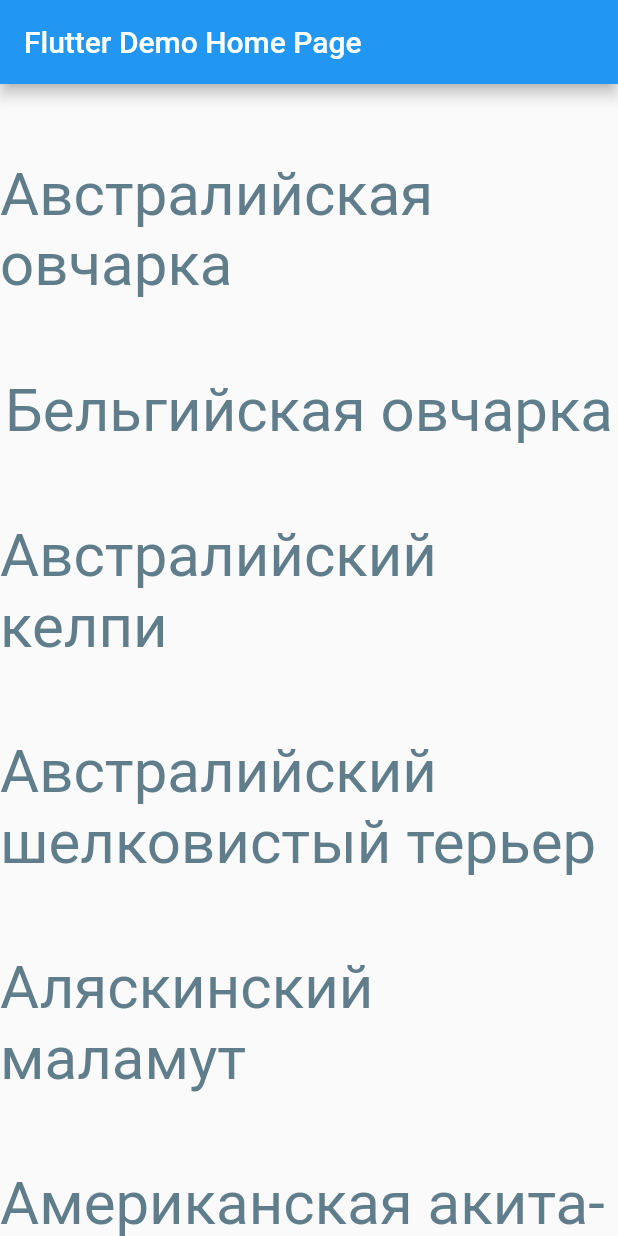
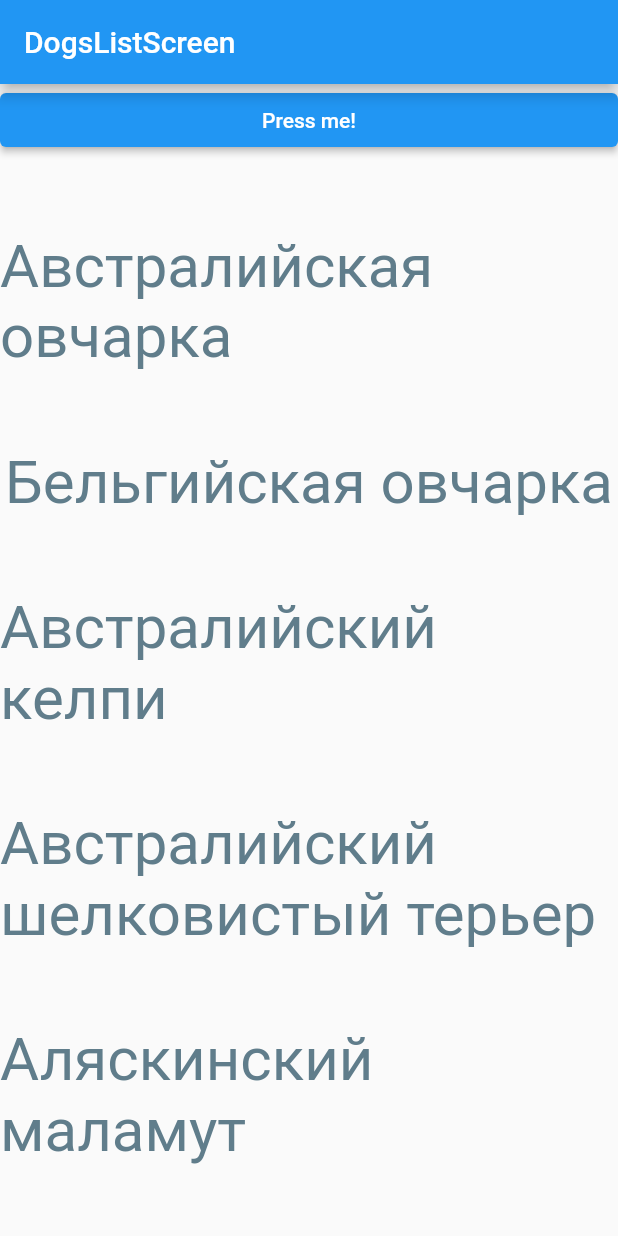
Before and after one commit to k1mka/dog_list, a Flutter app: the screen it shows after launch, on a phone screen of 412 x 824 dp. Run offline on Flutter 3.47's test engine with Material 2 defaults, Android fonts, the phone set to English and light mode, and no system bars.

Commit message:
divided structure of project, implemented getting response from the dogs API

```diff
--- a/lib/network_service.dart
+++ b/lib/data/services/network_service.dart
@@ -3,10 +3,8 @@ import 'package:http/http.dart';
 class NetworkService {
   void fetchDogs() async {
     var url = Uri.parse('https://dog.ceo/api/breeds/list/all');
-    var response = await post(url, body: {'name': 'doodle', 'color': 'blue'});
+    var response = await get(url);
     print('Response status: ${response.statusCode}');
     print('Response body: ${response.body}');
-
-    print(await read(Uri.parse('https://example.com/foobar.txt')));
   }
 }
--- /dev/null
+++ b/lib/dogs_app.dart
@@ -0,0 +1,17 @@
+import 'package:array_names/presentation/screens/dog_list_screen/dog_list_screen.dart';
+import 'package:flutter/material.dart';
+
+class DogsApp extends StatelessWidget {
+  const DogsApp({Key? key}) : super(key: key);
+
+  @override
+  Widget build(BuildContext context) {
+    return MaterialApp(
+      title: 'Flutter Demo',
+      theme: ThemeData(
+        primarySwatch: Colors.blue,
+      ),
+      home: const DogsListScreen(),
+    );
+  }
+}
--- a/lib/main.dart
+++ b/lib/main.dart
@@ -1,60 +1,6 @@
-import 'package:array_names/widgets/list_item.dart';
+import 'package:array_names/dogs_app.dart';
 import 'package:flutter/material.dart';
 
 void main() {
-  runApp(const MyApp());
+  runApp(const DogsApp());
 }
-
-class MyApp extends StatelessWidget {
-  const MyApp({Key? key}) : super(key: key);
-
-  @override
-  Widget build(BuildContext context) {
-    return MaterialApp(
-      title: 'Flutter Demo',
-      theme: ThemeData(
-        primarySwatch: Colors.blue,
-      ),
-      home: const MyHomePage(title: 'Flutter Demo Home Page'),
-    );
-  }
-}
-
-class MyHomePage extends StatefulWidget {
-  const MyHomePage({Key? key, required this.title}) : super(key: key);
-
-  final String title;
-
-  @override
-  State<MyHomePage> createState() => _MyHomePageState();
-}
-
-class _MyHomePageState extends State<MyHomePage> {
-  @override
-  Widget build(BuildContext context) {
-    return Scaffold(
-      appBar: AppBar(
-        title: Text(widget.title),
-      ),
-      body: Center(
-        child: ListView(
-          children: const <Widget>[
-            ListItem(text: 'Австралийская овчарка'),
-            ListItem(text: 'Бельгийская овчарка'),
-            ListItem(text: 'Австралийский келпи'),
-            ListItem(text: 'Австралийский шелковистый терьер'),
-            ListItem(text: 'Аляскинский маламут'),
-            ListItem(text: 'Американская акита-ину'),
-            ListItem(text: 'Бордер-колли'),
-            ListItem(text: 'Американский бульдог'),
-            ListItem(text: 'Американский голый терьер'),
-            ListItem(text: 'Американский кокер-спаниель'),
-            ListItem(text: 'Английский бульдог'),
-            ListItem(text: 'Английский сеттер'),
-            ListItem(text: 'Аргентинский дог'),
-          ],
-        ),
-      ),
-    );
-  }
-}
--- /dev/null
+++ b/lib/presentation/screens/dog_list_screen/dog_list_screen.dart
@@ -0,0 +1,48 @@
+import 'package:array_names/presentation/widgets/list_item.dart';
+import 'package:flutter/material.dart';
+
+import '../../../data/services/network_service.dart';
+
+class DogsListScreen extends StatefulWidget {
+  const DogsListScreen({Key? key}) : super(key: key);
+
+  @override
+  State<DogsListScreen> createState() => _MyHomePageState();
+}
+
+class _MyHomePageState extends State<DogsListScreen> {
+  @override
+  Widget build(BuildContext context) {
+    return Scaffold(
+      appBar: AppBar(
+        title: const Text('DogsListScreen'),
+      ),
+      body: Center(
+        child: ListView(
+          children: <Widget>[
+            ElevatedButton(
+              child: const Text('Press me!'),
+              onPressed: () {
+                var networkService = NetworkService();
+                networkService.fetchDogs();
+              },
+            ),
+            const ListItem(text: 'Австралийская овчарка'),
+            const ListItem(text: 'Бельгийская овчарка'),
+            const ListItem(text: 'Австралийский келпи'),
+            const ListItem(text: 'Австралийский шелковистый терьер'),
+            const ListItem(text: 'Аляскинский маламут'),
+            const ListItem(text: 'Американская акита-ину'),
+            const ListItem(text: 'Бордер-колли'),
+            const ListItem(text: 'Американский бульдог'),
+            const ListItem(text: 'Американский голый терьер'),
+            const ListItem(text: 'Американский кокер-спаниель'),
+            const ListItem(text: 'Английский бульдог'),
+            const ListItem(text: 'Английский сеттер'),
+            const ListItem(text: 'Аргентинский дог'),
+          ],
+        ),
+      ),
+    );
+  }
+}
```
Also changed, not shown: lib/presentation/widgets/list_item.dart (renamed from lib/widgets/list_item.dart), 1 other file.
